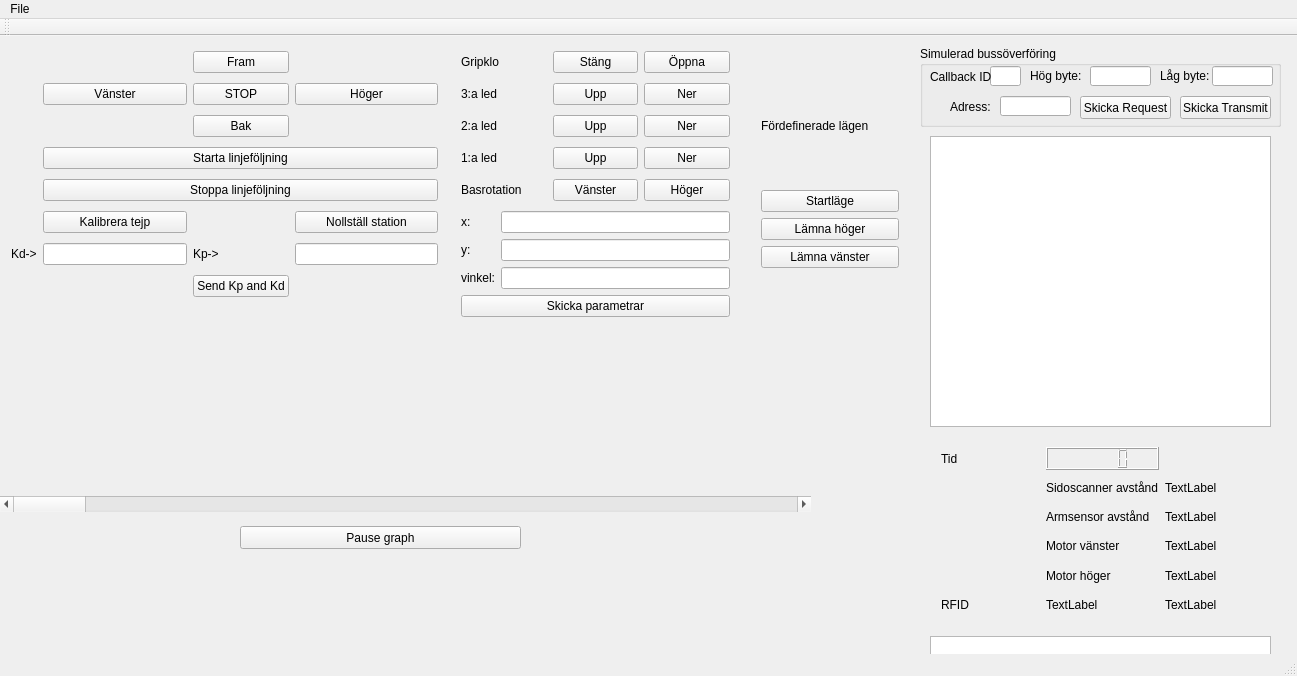
Above: PC-interface/mainwindow.ui from TSEA56-2014-Grupp-1/Lagerrobot before the change. Below: the same form after it.
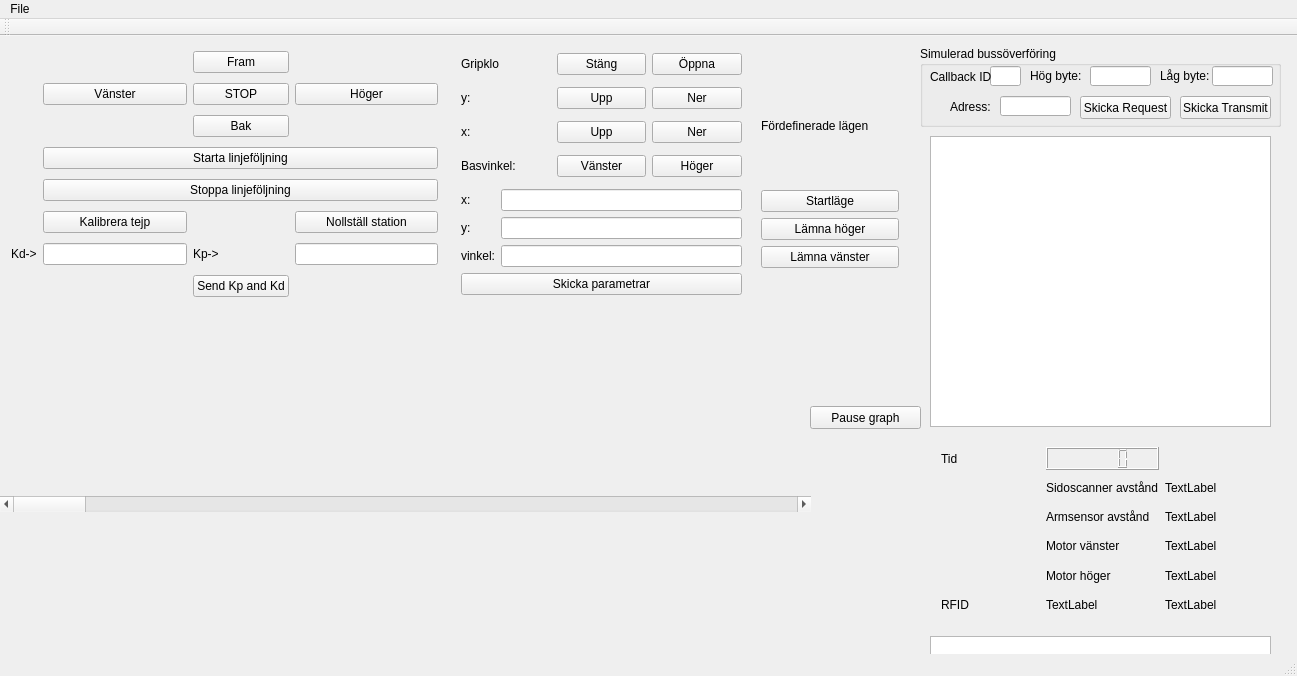
That is the form after the change. Custom widgets are drawn as their Qt base class.

```diff
--- a/PC-interface/mainwindow.ui
+++ b/PC-interface/mainwindow.ui
@@ -226,117 +226,12 @@
      <rect>
       <x>450</x>
       <y>0</y>
-      <width>291</width>
-      <height>301</height>
+      <width>303</width>
+      <height>281</height>
      </rect>
     </property>
     <layout class="QGridLayout" name="gridLayout_3">
-     <item row="0" column="2">
-      <widget class="QPushButton" name="pushButton_close_gripper">
-       <property name="text">
-        <string>Stäng</string>
-       </property>
-      </widget>
-     </item>
-     <item row="0" column="1">
-      <widget class="QLabel" name="label_10">
-       <property name="text">
-        <string>Gripklo</string>
-       </property>
-      </widget>
-     </item>
-     <item row="2" column="1">
-      <widget class="QLabel" name="label_12">
-       <property name="text">
-        <string>2:a led</string>
-       </property>
-      </widget>
-     </item>
-     <item row="1" column="1">
-      <widget class="QLabel" name="label_11">
-       <property name="text">
-        <string>3:a led</string>
-       </property>
-      </widget>
-     </item>
-     <item row="3" column="1">
-      <widget class="QLabel" name="label_13">
-       <property name="text">
-        <string>1:a led</string>
-       </property>
-      </widget>
-     </item>
-     <item row="4" column="1">
-      <widget class="QLabel" name="label_14">
-       <property name="text">
-        <string>Basrotation</string>
-       </property>
-      </widget>
-     </item>
-     <item row="3" column="2">
-      <widget class="QPushButton" name="pushButton_1_upp">
-       <property name="text">
-        <string>Upp</string>
-       </property>
-      </widget>
-     </item>
-     <item row="4" column="2">
-      <widget class="QPushButton" name="pushButton_base_left">
-       <property name="text">
-        <string>Vänster</string>
-       </property>
-      </widget>
-     </item>
-     <item row="2" column="2">
-      <widget class="QPushButton" name="pushButton_2_upp">
-       <property name="text">
-        <string>Upp</string>
-       </property>
-      </widget>
-     </item>
-     <item row="1" column="2">
-      <widget class="QPushButton" name="pushButton_3_upp">
-       <property name="text">
-        <string>Upp</string>
-       </property>
-      </widget>
-     </item>
-     <item row="0" column="3">
-      <widget class="QPushButton" name="pushButton_open_gripper">
-       <property name="text">
-        <string>Öppna</string>
-       </property>
-      </widget>
-     </item>
-     <item row="1" column="3">
-      <widget class="QPushButton" name="pushButton_3_down">
-       <property name="text">
-        <string>Ner</string>
-       </property>
-      </widget>
-     </item>
-     <item row="2" column="3">
-      <widget class="QPushButton" name="pushButton_2_down">
-       <property name="text">
-        <string>Ner</string>
-       </property>
-      </widget>
-     </item>
-     <item row="3" column="3">
-      <widget class="QPushButton" name="pushButton_1_down">
-       <property name="text">
-        <string>Ner</string>
-       </property>
-      </widget>
-     </item>
-     <item row="4" column="3">
-      <widget class="QPushButton" name="pushButton_base_right">
-       <property name="text">
-        <string>Höger</string>
-       </property>
-      </widget>
-     </item>
-     <item row="5" column="1" colspan="3">
+     <item row="4" column="1" colspan="3">
       <layout class="QGridLayout" name="gridLayout">
        <item row="1" column="1">
         <widget class="QLineEdit" name="lineEdit_y_cord"/>
@@ -377,6 +272,90 @@
        </item>
       </layout>
      </item>
+     <item row="3" column="3">
+      <widget class="QPushButton" name="pushButton_base_right">
+       <property name="text">
+        <string>Höger</string>
+       </property>
+      </widget>
+     </item>
+     <item row="1" column="3">
+      <widget class="QPushButton" name="pushButton_y_down">
+       <property name="text">
+        <string>Ner</string>
+       </property>
+      </widget>
+     </item>
+     <item row="0" column="3">
+      <widget class="QPushButton" name="pushButton_open_gripper">
+       <property name="text">
+        <string>Öppna</string>
+       </property>
+      </widget>
+     </item>
+     <item row="1" column="2">
+      <widget class="QPushButton" name="pushButton_y_upp">
+       <property name="text">
+        <string>Upp</string>
+       </property>
+      </widget>
+     </item>
+     <item row="3" column="2">
+      <widget class="QPushButton" name="pushButton_base_left">
+       <property name="text">
+        <string>Vänster</string>
+       </property>
+      </widget>
+     </item>
+     <item row="3" column="1">
+      <widget class="QLabel" name="label_14">
+       <property name="text">
+        <string>Basvinkel:</string>
+       </property>
+      </widget>
+     </item>
+     <item row="1" column="1">
+      <widget class="QLabel" name="label_13">
+       <property name="text">
+        <string>y:</string>
+       </property>
+      </widget>
+     </item>
+     <item row="0" column="1">
+      <widget class="QLabel" name="label_10">
+       <property name="text">
+        <string>Gripklo</string>
+       </property>
+      </widget>
+     </item>
+     <item row="0" column="2">
+      <widget class="QPushButton" name="pushButton_close_gripper">
+       <property name="text">
+        <string>Stäng</string>
+       </property>
+      </widget>
+     </item>
+     <item row="2" column="2">
+      <widget class="QPushButton" name="pushButton_x_up">
+       <property name="text">
+        <string>Upp</string>
+       </property>
+      </widget>
+     </item>
+     <item row="2" column="3">
+      <widget class="QPushButton" name="pushButton_x_down">
+       <property name="text">
+        <string>Ner</string>
+       </property>
+      </widget>
+     </item>
+     <item row="2" column="1">
+      <widget class="QLabel" name="label_11">
+       <property name="text">
+        <string>x:</string>
+       </property>
+      </widget>
+     </item>
     </layout>
    </widget>
    <widget class="QWidget" name="verticalLayoutWidget">
@@ -468,9 +447,9 @@
    <widget class="QPushButton" name="pushButton_pause_graph">
     <property name="geometry">
      <rect>
-      <x>240</x>
-      <y>490</y>
-      <width>281</width>
+      <x>810</x>
+      <y>370</y>
+      <width>111</width>
       <height>23</height>
      </rect>
     </property>
@@ -611,25 +590,16 @@
       </rect>
      </property>
     </widget>
-    <zorder>label_21</zorder>
-    <zorder>transmit_button</zorder>
-    <zorder>callback_lineEdit</zorder>
-    <zorder>label_20</zorder>
-    <zorder>request_button</zorder>
-    <zorder>highByte_lineEdit</zorder>
-    <zorder>label_19</zorder>
-    <zorder>label_18</zorder>
-    <zorder>lowByte_lineEdit</zorder>
-    <zorder>label_21</zorder>
-    <zorder>transmit_button</zorder>
-    <zorder>callback_lineEdit</zorder>
-    <zorder>label_20</zorder>
-    <zorder>highByte_lineEdit</zorder>
-    <zorder>request_button</zorder>
-    <zorder>label_19</zorder>
-    <zorder>label_18</zorder>
-    <zorder>lowByte_lineEdit</zorder>
-    <zorder>address_lineEdit</zorder>
+   </widget>
+   <widget class="QCustomPlot" name="plot_sensor" native="true">
+    <property name="geometry">
+     <rect>
+      <x>-1</x>
+      <y>479</y>
+      <width>811</width>
+      <height>141</height>
+     </rect>
+    </property>
    </widget>
   </widget>
   <widget class="QMenuBar" name="menuBar">
```
Left out of the diff: 12 changed lines with no effect on the pictures.
